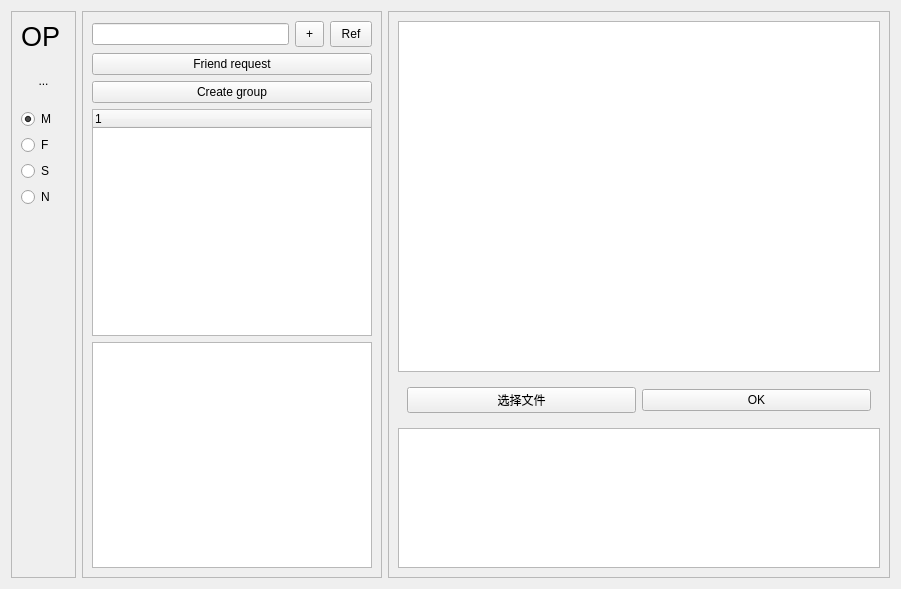
This is Client/front_end/mainwindow.ui in Sjeary/OnPointLinkProgram as Qt 5 draws it before an edit. The edited form follows.
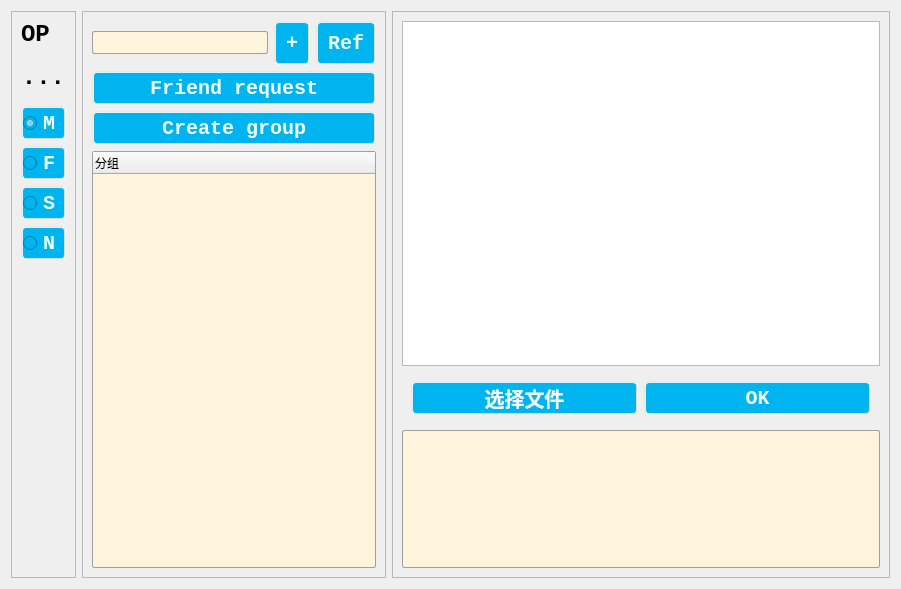
This is the edited form. The open tabs and pages were chosen to show the change. Icons and pictures are not drawn.

Commit message: 默认主页面

```diff
--- a/Client/front_end/mainwindow.ui
+++ b/Client/front_end/mainwindow.ui
@@ -13,6 +13,242 @@
   <property name="windowTitle">
    <string>OnPointLink </string>
   </property>
+  <property name="styleSheet">
+   <string notr="true">
+#login, #MainWindow
+{
+    /*背景色，蓝到淡黄渐变*/
+    /*渐变色:rgba中最后一值为透明度,0_255&lt;-&gt;完全透明_不透明*/
+    background-color: qradialgradient(cx:0.25, cy:0.25, radius:0.75, fx:0.618 fy:0.618,
+                                        stop:0 rgba(20,150,220,240),
+                                        stop:1 rgba(255,245,220,240));
+}
+
+#login
+{
+    /*宽高*/
+    width: 800px;
+    height: 500px;
+}
+
+#label_picture
+{
+    /*背景图片，注意格式*/
+    border-image:url(:/res/background-images/login1.jpg) 4 4 4 4 strech strech;
+    /*为logo采用特殊字体*/
+    font-family: Chiller;
+    font-size: 80px;
+    font-weight:bold;
+}
+
+
+#pushButton_Login
+{
+    font-family:STXinwei;
+    font-size: 24px;
+    font-weight:bold;
+}
+
+
+QComboBox
+{
+    /*背景，淡黄*/
+    background: rgb(255,245,220);
+    /*边框，蓝绿*/
+    border-color: rgb(0,140,180);
+    border-style: groove;
+    border-radius: 3px;
+    border-width: 2px;
+    /*前景/字体*/
+    color: black;
+    font-family: consolas;
+    font-size: 24px;
+    /*内边距*/
+    padding-top: 2px;
+    padding-left: 2px;
+    /*宽高*/
+    height: 30px;
+}
+/*下拉框格式*/
+QComboBox QAbstractItemView
+{
+    /*背景，淡黄*/
+    background: rgb(255,245,220);
+    /*前景/字体*/
+    color: black;
+    font-family: consolas;
+    font-size: 24px;
+    /*内边距*/
+    padding-top: 2px;
+    padding-left: 2px;
+    /*宽高*/
+    height: 30px;
+}
+/*选中效果*/
+QComboBox:on
+{
+    padding-top: 3px;
+    padding-left: 4px;
+}
+/*下拉箭头容器*/
+QComboBox::drop-down
+{
+    width: 32px;
+    height: 32px;
+}
+
+/*下拉箭头*/
+QComboBox::down-arrow
+{
+    image: url(:/res/icons/xia_la.png);
+}
+/*下拉箭头选中效果*/
+QComboBox::down-arrow:on
+{
+    image: url(:/res/icons/shang_la.png);
+}
+
+/*确认框*/
+QCheckBox
+{
+    /*前景/字体*/
+    color: black;
+    font-family: consolas;
+    font-size: 24px;
+    /*内边距*/
+    padding-left:5px;
+}
+
+QCheckBox::indicator{/*选择框尺寸*/
+    background-color: rgba(255, 255, 255, 0);
+    border: 0px solid #b1b1b1;
+        width: 30px;
+        height: 30px;
+}
+
+QCheckBox::indicator:unchecked
+{
+    image: url(:/res/icons/kaiguan_guan.png);
+}
+
+QCheckBox::indicator:checked
+{
+    image: url(:/res/icons/kaiguan_kai.png);
+}
+
+
+/*按钮*/
+QPushButton,QRadioButton
+{
+    /*背景，偏深蓝*/
+    background-color: rgb(0,180,240);
+    /*边框,淡黄*/
+    border-color: rgba(240,230,210,220);
+    border-radius: 5px;
+    border-style: groove;
+    border-width: 2px;
+    /*前景/字体，淡蓝*/
+    color: rgb(240,255,255);
+    font-family: consolas;
+    font-size: 20px;
+    font-weight:bold;
+    /*内边距*/
+    /*宽高*/
+    height:30px;
+}
+
+/*悬停时，背景变为淡蓝色，字体变为白色*/
+QRadioButton:hover,QPushButton:hover
+{
+    background-color: rgb(100,180,250);
+    color: white;
+}
+
+/*按下时，背景变为蓝绿色，显示边框效果*/
+QPushButton:pressed,QRadioButton:pressed
+{
+    /*背景*/
+    background-color: rgb(0,140,180);
+    /*边框*/
+    border-style: inset;
+    /*前景/字体*/
+    color: white;
+    /*内边距*/
+    padding-left:2px;
+    padding-top:2px;
+}
+
+
+QLabel
+{
+    font-family: consolas;
+    font-size: 24px;
+    font-weight:bold;
+    /*设置QLabel字体为居中*/
+    qproperty-alignment:AlignCenter;
+}
+
+
+QTableWidget
+{
+    /*背景，淡黄*/
+    background: rgb(255,245,220);
+    /*选中背景，蓝色*/
+    selection-background-color: rgb(10, 140, 220);
+    /*边框，蓝绿*/
+    border-color: rgb(0,140,180);
+    border-style: groove;
+    border-radius: 3px;
+    border-width: 2px;
+    /*前景/字体*/
+    color: black;
+    font-family: consolas;
+    font-size: 24px;
+    /*宽高*/
+    height: 30px;
+}
+
+/* 以下加入 */
+
+QPlainTextEdit, QListWidget, QLineEdit, QTreeWidget
+{
+    /*背景，淡黄*/
+    background: rgb(255,245,220);
+    /*选中背景，蓝色*/
+    selection-background-color: rgb(10, 140, 220);
+    selection-color: white;
+    /*无边框*/
+
+    /*前景/字体*/
+    color: black;
+    font-family: consolas;
+    font-size: 16px;        
+}
+
+QTreeWidget::item
+{
+    /*背景，淡黄*/
+    background: rgb(255,245,220);
+    /*选中背景，蓝色*/
+    selection-background-color: rgb(10, 140, 220);
+    selection-color: white;
+    /*无边框*/
+
+    /*前景/字体*/
+    color: black;
+    font-family: consolas;
+    font-size: 16px;        
+}
+
+QPlainTextEdit, QLineEdit, QTreeWidget 
+{
+    /*窄边框，灰色*/
+    border-color: rgb(160, 160, 160);
+    border-style: solid;
+    border-radius: 2px;
+    border-width: 1px;
+}</string>
+  </property>
   <layout class="QHBoxLayout" name="horizontalLayout">
    <item>
     <widget class="QFrame" name="sideFrame">
@@ -39,7 +275,10 @@
        <widget class="QLabel" name="label_3">
         <property name="font">
          <font>
-          <pointsize>20</pointsize>
+          <family>consolas</family>
+          <pointsize>-1</pointsize>
+          <weight>75</weight>
+          <bold>true</bold>
          </font>
         </property>
         <property name="text">
@@ -196,14 +435,11 @@
         <widget class="QTreeWidget" name="treeWidget_friend">
          <column>
           <property name="text">
-           <string notr="true">1</string>
+           <string notr="true">分组</string>
           </property>
          </column>
         </widget>
        </item>
-       <item>
-        <widget class="QListWidget" name="listWidget_friend"/>
-       </item>
       </layout>
      </widget>
      <widget class="QWidget" name="page_mid_2">
```
Left out of the diff: 5 changed lines with no effect on the pictures. The commit also changes 2 other files.
